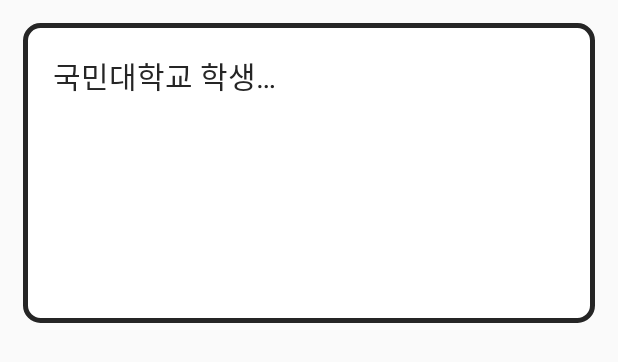
After one commit to harrydrippin/KRWCalc, an Android app: the layout view_card.xml on its own in the app's theme, with its tools: preview values and no code run, on a phone screen of 412 x 824 dp. The commit adds this screen. Shown: the top 362 px of the screen. Run offline under Robolectric (Android 15) with nearby library versions, the phone set to English and light mode, and no system bars.

Commit message:
Card View 정의

```diff
--- a/app/build.gradle
+++ b/app/build.gradle
@@ -23,4 +23,5 @@
     compile fileTree(dir: 'libs', include: ['*.jar'])
     compile 'com.android.support:design:23.+'
     compile 'com.android.support:appcompat-v7:23.+'
+    compile 'org.jsoup:jsoup:1.8.3'
 }
--- a/app/src/main/AndroidManifest.xml
+++ b/app/src/main/AndroidManifest.xml
@@ -6,7 +6,7 @@
         android:allowBackup="true"
         android:icon="@mipmap/ic_launcher"
         android:label="@string/app_name"
-        android:theme="@android:style/Theme.Material.Light.NoActionBar" >
+        android:theme="@style/AppTheme" >
         <activity
             android:name=".main.SplashActivity"
             android:screenOrientation="portrait"
--- a/app/src/main/java/com/kmucs/krwcalc/main/MainActivity.java
+++ b/app/src/main/java/com/kmucs/krwcalc/main/MainActivity.java
@@ -15,8 +15,6 @@
 
         findViewById(R.id.dotline_1).setLayerType(View.LAYER_TYPE_SOFTWARE, null);
         findViewById(R.id.dotline_2).setLayerType(View.LAYER_TYPE_SOFTWARE, null);
-
-
     }
 
 }
--- /dev/null
+++ b/app/src/main/res/drawable/bg_card.xml
@@ -0,0 +1,7 @@
+<?xml version="1.0" encoding="utf-8"?>
+<shape xmlns:android="http://schemas.android.com/apk/res/android">
+    <solid android:color="#FFFFFF"/>
+    <stroke android:width="3dip" android:color="#252525" />
+    <corners android:radius="10dip"/>
+    <padding android:left="10dip" android:top="10dip" android:right="10dip" android:bottom="10dip" />
+</shape>
--- /dev/null
+++ b/app/src/main/res/layout/view_card.xml
@@ -0,0 +1,24 @@
+<?xml version="1.0" encoding="utf-8"?>
+<RelativeLayout xmlns:android="http://schemas.android.com/apk/res/android"
+    android:layout_width="match_parent"
+    android:layout_margin="15dp"
+    android:background="@drawable/bg_card"
+    android:padding="20dp"
+    android:layout_height="200dp">
+
+    <TextView
+        android:layout_width="150dp"
+        android:layout_height="wrap_content"
+        android:text="국민대학교 학생증 체크카드"
+        android:singleLine="true"
+        android:focusable="true"
+        android:marqueeRepeatLimit="marquee_forever"
+        android:textSize="20sp"
+        android:textColor="#252525"/>
+
+    <ImageView
+        android:layout_width="wrap_content"
+        android:layout_height="wrap_content" />
+
+
+</RelativeLayout>
--- a/app/src/main/res/values/strings.xml
+++ b/app/src/main/res/values/strings.xml
@@ -1,5 +1,5 @@
 <resources>
-    <string name="app_name">수수료 계산기</string>
+    <string name="app_name">해외결제 계산기</string>
 
     <string name="hello_world">Hello world!</string>
     <string name="action_settings">Settings</string>
```
Also changed, not shown: 1 other file.
